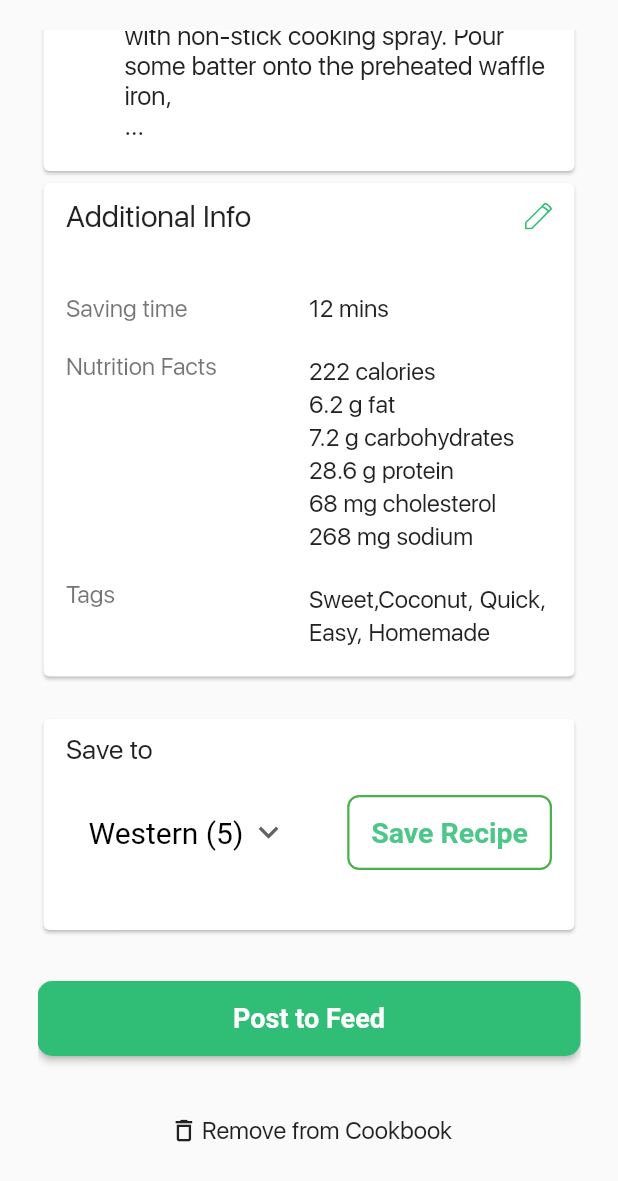
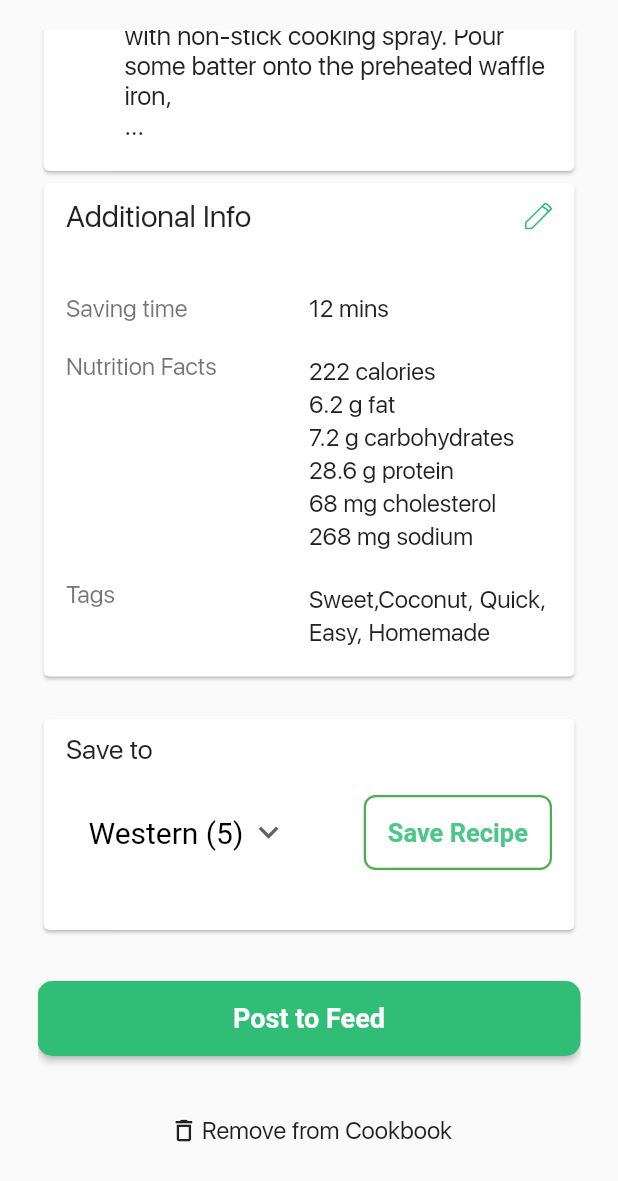
Before and after one commit to JoaoVictorArruda/scratch-recipe-app, a Flutter app: the RecipeFormPage screen opened directly, scrolled down 1043 dp, on a phone screen of 412 x 824 dp. Shown: the top 1181 px of the screen. Run offline on Flutter 3.47's test engine with Material 2 defaults, Android fonts, the phone set to English and light mode, and no system bars; our stand-ins replace auto_size_text, flutter_bloc, flutter_svg; missing offline and left inert: flutter_facebook_auth.

Commit message:
style: button text size

```diff
--- a/lib/presentation/recipe/recipe_form/recipe_form_page.dart
+++ b/lib/presentation/recipe/recipe_form/recipe_form_page.dart
@@ -405,7 +405,7 @@ class RecipeFormPage extends StatelessWidget {
                                               },
                                             ),
                                           ),
-                                          child: Text('Save Recipe', style: TextStyle(color: buttonColor, fontSize: 19),)
+                                          child: Text('Save Recipe', style: TextStyle(color: buttonColor, fontSize: 17),)
                                       ),
                                     ),
                                   )
```
